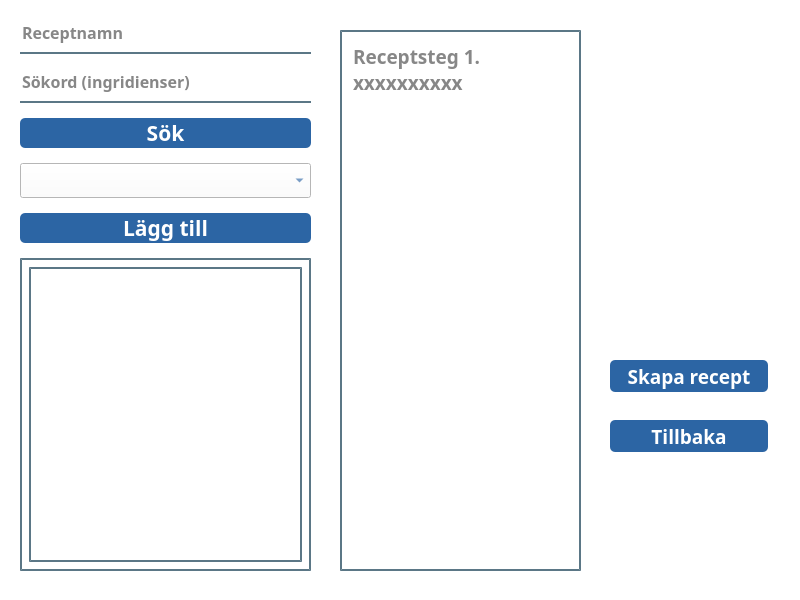
Old version of the form code/viewer/UI/create_recipe_window.ui in the repository marcusgostasson/smartshop.
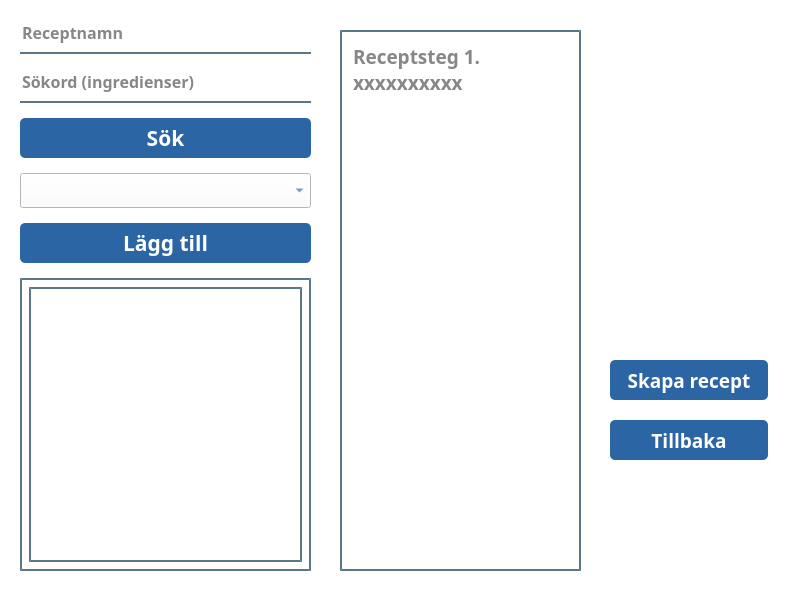
New version of the form. Icons and pictures are not drawn.

Diff of the .ui file:
```diff
--- a/code/viewer/UI/create_recipe_window.ui
+++ b/code/viewer/UI/create_recipe_window.ui
@@ -111,13 +111,31 @@
 color:rgba(0, 0, 0, 240);
 padding-bottom:7px;</string>
       </property>
+      <property name="text">
+       <string/>
+      </property>
+      <property name="readOnly">
+       <bool>false</bool>
+      </property>
       <property name="placeholderText">
-       <string>Sökord (ingridienser)</string>
+       <string>Sökord (ingredienser)</string>
       </property>
      </widget>
     </item>
     <item>
      <widget class="QPushButton" name="search_ingredient_button">
+      <property name="minimumSize">
+       <size>
+        <width>0</width>
+        <height>40</height>
+       </size>
+      </property>
+      <property name="maximumSize">
+       <size>
+        <width>2000</width>
+        <height>40</height>
+       </size>
+      </property>
       <property name="font">
        <font>
         <family>Arial Black</family>
@@ -178,6 +196,18 @@
     </item>
     <item>
      <widget class="QPushButton" name="add_ingrediense_button">
+      <property name="minimumSize">
+       <size>
+        <width>0</width>
+        <height>40</height>
+       </size>
+      </property>
+      <property name="maximumSize">
+       <size>
+        <width>2000</width>
+        <height>40</height>
+       </size>
+      </property>
       <property name="font">
        <font>
         <family>Arial Black</family>
@@ -249,7 +279,7 @@
          <x>0</x>
          <y>0</y>
          <width>271</width>
-         <height>298</height>
+         <height>278</height>
         </rect>
        </property>
        <property name="sizePolicy">
@@ -269,9 +299,21 @@
      <x>610</x>
      <y>360</y>
      <width>158</width>
-     <height>32</height>
+     <height>40</height>
     </rect>
    </property>
+   <property name="minimumSize">
+    <size>
+     <width>0</width>
+     <height>40</height>
+    </size>
+   </property>
+   <property name="maximumSize">
+    <size>
+     <width>2000</width>
+     <height>40</height>
+    </size>
+   </property>
    <property name="font">
     <font>
      <family>Arial Black</family>
@@ -310,7 +352,7 @@
 }</string>
    </property>
    <property name="text">
-    <string>Skapa recept</string>
+    <string>  Skapa recept  </string>
    </property>
   </widget>
   <widget class="QLabel" name="label">
@@ -338,9 +380,21 @@
      <x>610</x>
      <y>420</y>
      <width>158</width>
-     <height>32</height>
+     <height>40</height>
     </rect>
    </property>
+   <property name="minimumSize">
+    <size>
+     <width>0</width>
+     <height>40</height>
+    </size>
+   </property>
+   <property name="maximumSize">
+    <size>
+     <width>2000</width>
+     <height>40</height>
+    </size>
+   </property>
    <property name="font">
     <font>
      <family>Arial Black</family>
@@ -379,7 +433,7 @@
 }</string>
    </property>
    <property name="text">
-    <string>Tillbaka</string>
+    <string>  Tillbaka  </string>
    </property>
   </widget>
  </widget>
```
Left out of the diff: 2 changed lines with no effect on the pictures.
